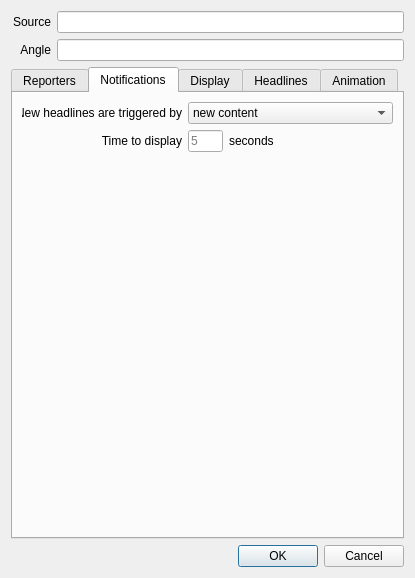
Qt form addstorydialog.ui (b0bh00d/Newsroom) before a commit.
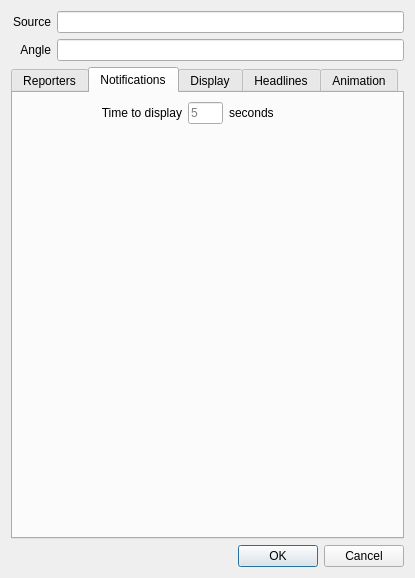
The same form after that commit. The open tabs and pages were chosen to show the change. Icons and pictures are not drawn.

Commit message: Converted the 'LocalTrigger' setting from a hard-coded application setting into a TextFile plug-in parameter where it more properly belongs.

Patch:
```diff
--- a/addstorydialog.ui
+++ b/addstorydialog.ui
@@ -136,46 +136,6 @@
        <string>Notifications</string>
       </attribute>
       <layout class="QVBoxLayout" name="verticalLayout_9">
-       <item>
-        <layout class="QHBoxLayout" name="horizontalLayout">
-         <item>
-          <widget class="QLabel" name="label_Triggers">
-           <property name="minimumSize">
-            <size>
-             <width>160</width>
-             <height>0</height>
-            </size>
-           </property>
-           <property name="maximumSize">
-            <size>
-             <width>160</width>
-             <height>16777215</height>
-            </size>
-           </property>
-           <property name="text">
-            <string>New headlines are triggered by</string>
-           </property>
-           <property name="alignment">
-            <set>Qt::AlignRight|Qt::AlignTrailing|Qt::AlignVCenter</set>
-           </property>
-          </widget>
-         </item>
-         <item>
-          <widget class="QComboBox" name="combo_LocalTrigger">
-           <item>
-            <property name="text">
-             <string>new content</string>
-            </property>
-           </item>
-           <item>
-            <property name="text">
-             <string>file changes</string>
-            </property>
-           </item>
-          </widget>
-         </item>
-        </layout>
-       </item>
        <item>
         <layout class="QHBoxLayout" name="horizontalLayout_5">
          <item>
```
Left out of the diff: 1 changed line with no effect on the pictures. The commit also changes 11 other files.
